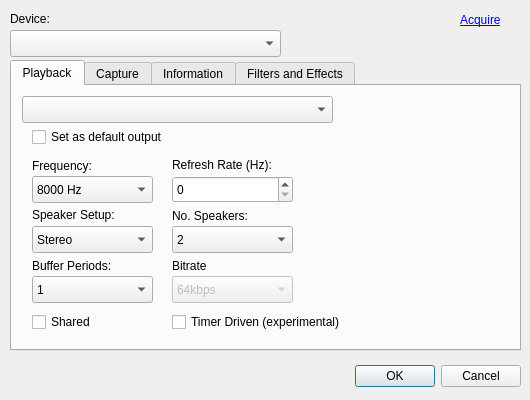
First picture: the form in aaxconfig/aaxconfig.ui, repository adalinbv/aax-support, before the edit.
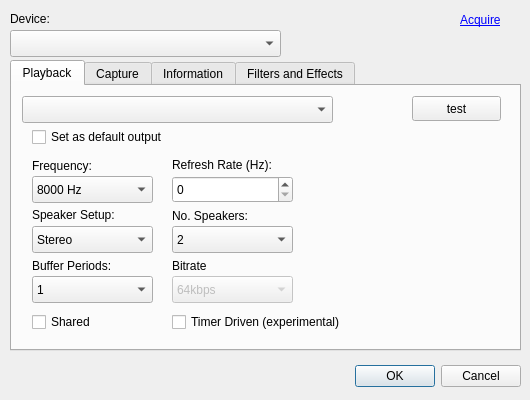
Second picture: the form after the edit. The open tabs and pages were chosen to show the change.

Commit message: Add a test button to the output tab, which plays the official sound logo

```diff
--- a/aaxconfig/aaxconfig.ui
+++ b/aaxconfig/aaxconfig.ui
@@ -452,6 +452,19 @@
       <string>Set as default output</string>
      </property>
     </widget>
+    <widget class="QPushButton" name="testPlay">
+     <property name="geometry">
+      <rect>
+       <x>400</x>
+       <y>10</y>
+       <width>89</width>
+       <height>25</height>
+      </rect>
+     </property>
+     <property name="text">
+      <string>test</string>
+     </property>
+    </widget>
    </widget>
    <widget class="QWidget" name="tab_3">
     <attribute name="title">
```
Left out of the diff: 2 changed lines with no effect on the pictures. The commit also changes 5 other files.
